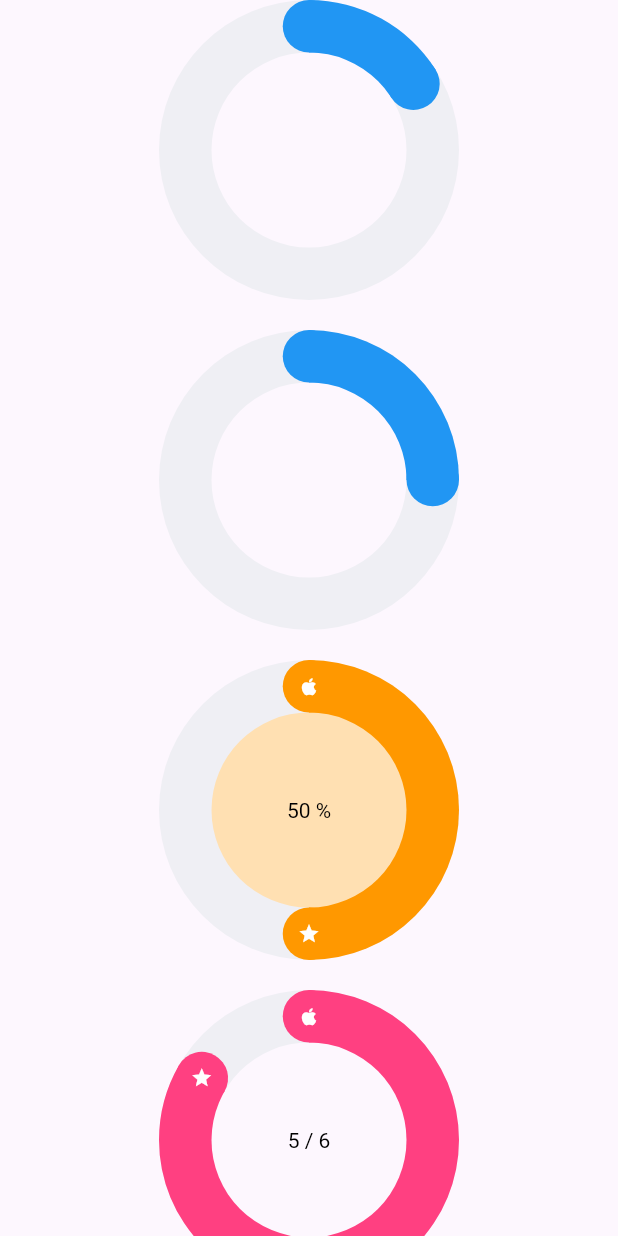
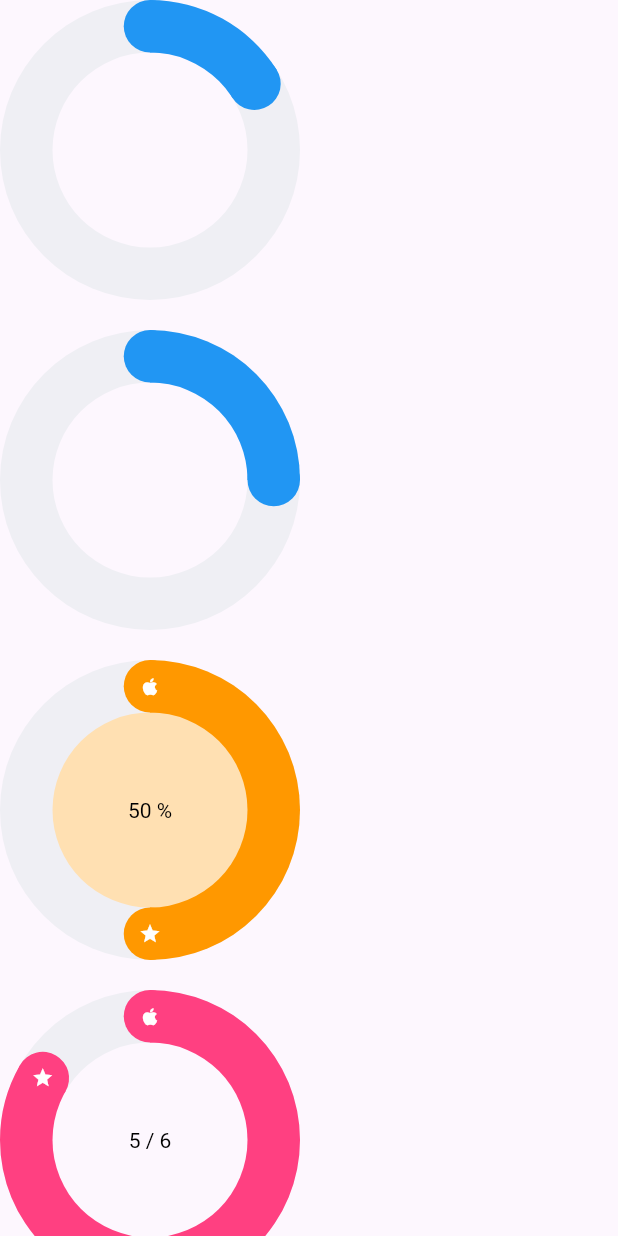
Before and after one commit to Rollfreeze/progress_circle, a Flutter app: the screen it shows after launch, on a phone screen of 412 x 824 dp. Run offline on Flutter 3.47's test engine with Material 3 defaults, Android fonts, the phone set to English and light mode, and no system bars.

Commit message:
Remove Center wrapper of CustomPaint

```diff
--- a/lib/src/progress_circle.dart
+++ b/lib/src/progress_circle.dart
@@ -53,8 +53,7 @@ class ProgressCircle extends StatelessWidget {
 
   @override
   Widget build(BuildContext context) {
-    return Center(
-      child: CustomPaint(
+    return CustomPaint(
       size: size,
       painter: ProgressCirclePainter(
         total: total,
@@ -62,7 +61,6 @@ class ProgressCircle extends StatelessWidget {
         completedPercent: completedPercent,
         style: style,
       ),
-      ),
     );
   }
 }
```
Lines whose indentation alone changed are shown as unchanged.
